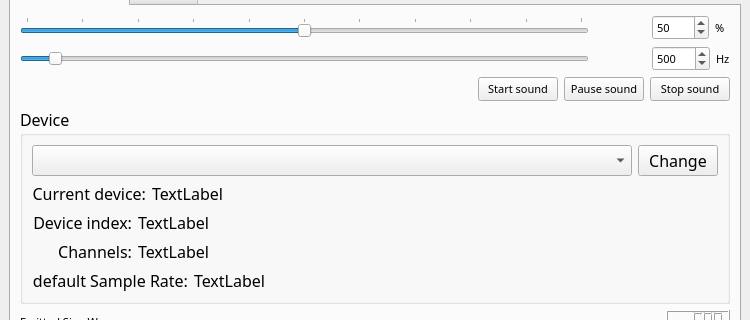
This is resources/audio_slider.ui in arongrk/Pam as Qt 5 draws it before an edit; both pictures show x 0 to 750 and y 84 to 404 of the 750 by 664 pixel window. The edited form follows.
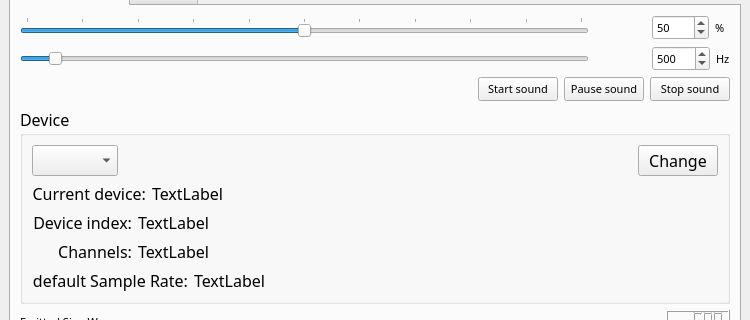
This is the edited form. Icons and pictures are not drawn. Custom widgets are drawn as their Qt base class.

Commit message: Working on displaying device info

The edit to the form file:
```diff
--- a/resources/audio_slider.ui
+++ b/resources/audio_slider.ui
@@ -292,10 +292,23 @@
               </property>
               <layout class="QVBoxLayout" name="verticalLayout">
                <item>
-                <layout class="QHBoxLayout" name="horizontalLayout_10" stretch="1,0">
+                <layout class="QHBoxLayout" name="horizontalLayout_10" stretch="0,1,0">
                  <item>
                   <widget class="QComboBox" name="devices_box"/>
                  </item>
+                 <item>
+                  <spacer name="horizontalSpacer_6">
+                   <property name="orientation">
+                    <enum>Qt::Horizontal</enum>
+                   </property>
+                   <property name="sizeHint" stdset="0">
+                    <size>
+                     <width>40</width>
+                     <height>20</height>
+                    </size>
+                   </property>
+                  </spacer>
+                 </item>
                  <item>
                   <widget class="QPushButton" name="change_dev_button">
                    <property name="text">
```
The commit also changes 1 other file.
